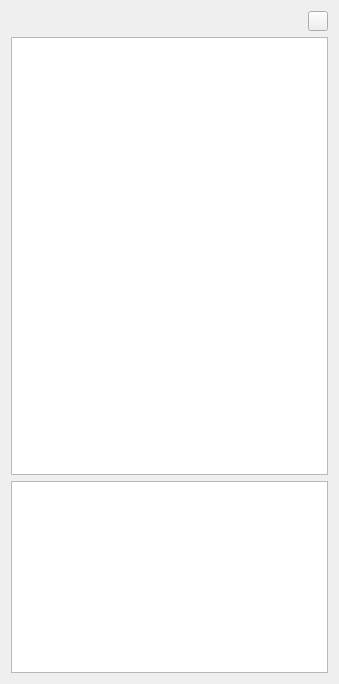
Qt form src/AnyWave/IO/BIDS/AwBIDSGUI.ui (HIP-infrastructure/anywave-code) before a commit.
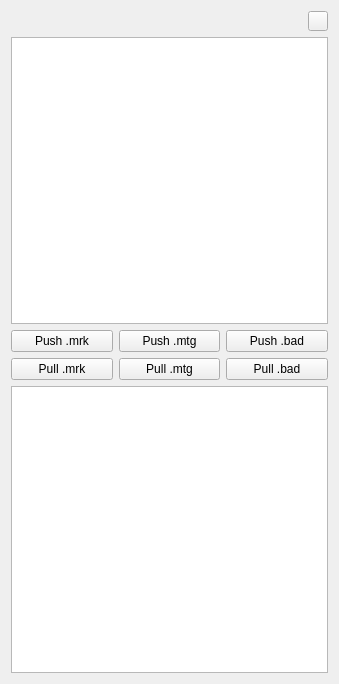
The same form after that commit. Icons and pictures are not drawn.

```diff
--- a/src/AnyWave/IO/BIDS/AwBIDSGUI.ui
+++ b/src/AnyWave/IO/BIDS/AwBIDSGUI.ui
@@ -13,7 +13,7 @@
   <property name="windowTitle">
    <string>BIDS</string>
   </property>
-  <layout class="QVBoxLayout" name="verticalLayout" stretch="0,1,0">
+  <layout class="QVBoxLayout" name="verticalLayout">
    <item>
     <layout class="QHBoxLayout" name="horizontalLayout_2">
      <item>
@@ -79,6 +79,52 @@
      </attribute>
     </widget>
    </item>
+   <item>
+    <layout class="QGridLayout" name="gridLayout">
+     <item row="0" column="0">
+      <widget class="QPushButton" name="buttonPushMrk">
+       <property name="text">
+        <string>Push .mrk</string>
+       </property>
+      </widget>
+     </item>
+     <item row="0" column="1">
+      <widget class="QPushButton" name="buttonPushMtg">
+       <property name="text">
+        <string>Push .mtg</string>
+       </property>
+      </widget>
+     </item>
+     <item row="0" column="2">
+      <widget class="QPushButton" name="buttonPushBad">
+       <property name="text">
+        <string>Push .bad</string>
+       </property>
+      </widget>
+     </item>
+     <item row="1" column="0">
+      <widget class="QPushButton" name="buttonPullMrk">
+       <property name="text">
+        <string>Pull .mrk</string>
+       </property>
+      </widget>
+     </item>
+     <item row="1" column="1">
+      <widget class="QPushButton" name="buttonPullMtg">
+       <property name="text">
+        <string>Pull .mtg</string>
+       </property>
+      </widget>
+     </item>
+     <item row="1" column="2">
+      <widget class="QPushButton" name="buttonPullBad">
+       <property name="text">
+        <string>Pull .bad</string>
+       </property>
+      </widget>
+     </item>
+    </layout>
+   </item>
    <item>
     <widget class="QTableView" name="tableView">
      <property name="editTriggers">
```
